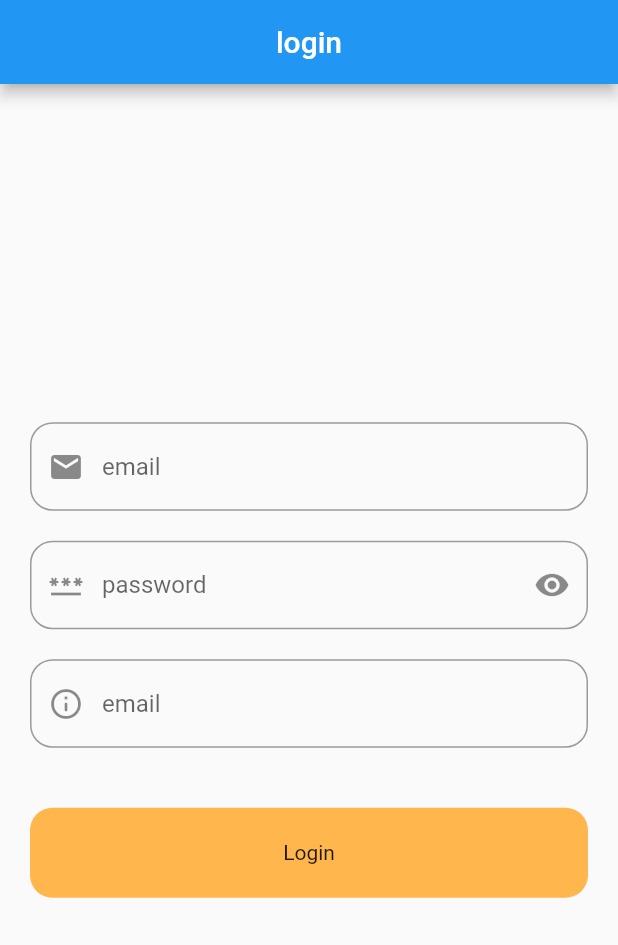
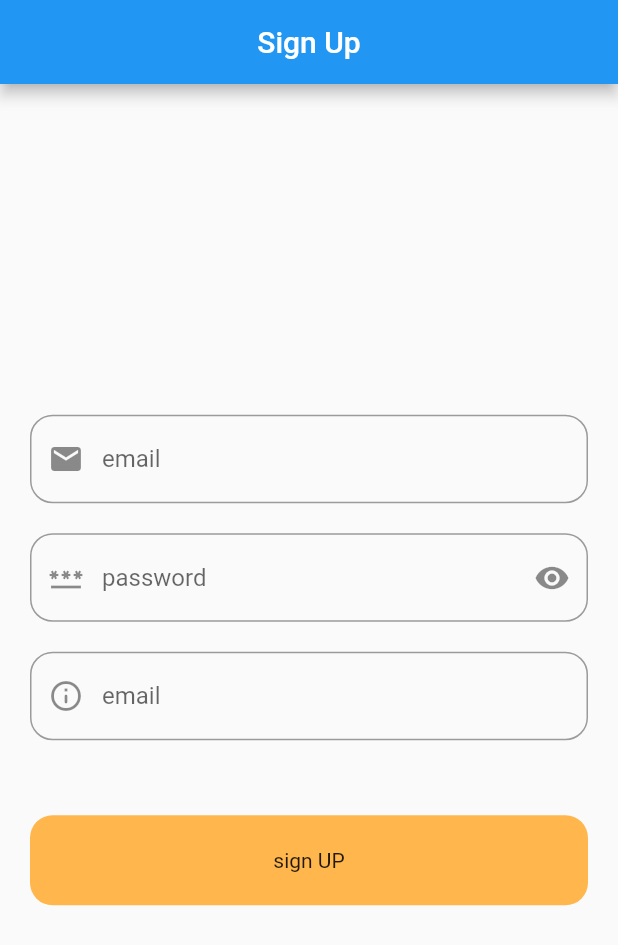
Before and after one commit to Mularbo/flutter_learning_2, a Flutter app: the screen it shows after launch, on a phone screen of 412 x 824 dp. Shown: the top 945 px of the screen. Run offline on Flutter 3.47's test engine with Material 2 defaults, Android fonts, the phone set to English and light mode, and no system bars; our stand-ins replace shared_preferences; network calls fail.

Commit message:
chp 9 completedmulti role app

```diff
--- a/lib/login_screen.dart
+++ b/lib/login_screen.dart
@@ -1,6 +1,7 @@
 import 'package:flutter/material.dart';
 import 'package:shared_preferences/shared_preferences.dart';
 import 'package:tb_course/home.dart';
+import 'package:tb_course/student-screen.dart';
 
 class LoginScreen extends StatefulWidget {
   const LoginScreen({super.key});
@@ -13,12 +14,14 @@ class _LoginScreenState extends State<LoginScreen> {
   final emailController = TextEditingController();
   final passwordController = TextEditingController();
   final ageController = TextEditingController();
+  List items = ['Admin', 'Student', 'Teacher'];
+  String selectedItem = 'Student';
 
   @override
   Widget build(BuildContext context) {
     return Scaffold(
       appBar: AppBar(
-        title: Text("login"),
+        title: Text("Sign Up"),
         centerTitle: true,
         automaticallyImplyLeading: false,
       ),
@@ -59,7 +62,10 @@ class _LoginScreenState extends State<LoginScreen> {
                       borderRadius: BorderRadius.all(Radius.circular(15))),
                   prefixIcon: Icon(Icons.info_outline_rounded),
                 )),
-            const SizedBox(height: 40),
+            const SizedBox(height: 20),
+            SizedBox(
+              height: 30,
+            ),
             Center(
               child: InkWell(
                 onTap: (() async {
@@ -67,9 +73,13 @@ class _LoginScreenState extends State<LoginScreen> {
 
                   sp.setString("email", emailController.text.toString());
                   sp.setString("age", ageController.text.toString());
-                  sp.setBool('isLogin', true);
-                  Navigator.push(context,
-                      MaterialPageRoute(builder: ((context) => HomeScreen())));
+                  // admin , student, teacher
+                  sp.setString("userType", "student");
+
+                  Navigator.push(
+                      context,
+                      MaterialPageRoute(
+                          builder: ((context) => StudentScreen())));
                 }),
                 child: Container(
                   decoration: BoxDecoration(
@@ -79,7 +89,7 @@ class _LoginScreenState extends State<LoginScreen> {
                   width: double.infinity,
                   child: Center(
                     child: Text(
-                      "Login",
+                      "sign UP",
                     ),
                   ),
                 ),
```
Also changed, not shown: lib/splash_screen.dart (+13 -4 lines), lib/student-screen.dart (added, +75 -0 lines).
